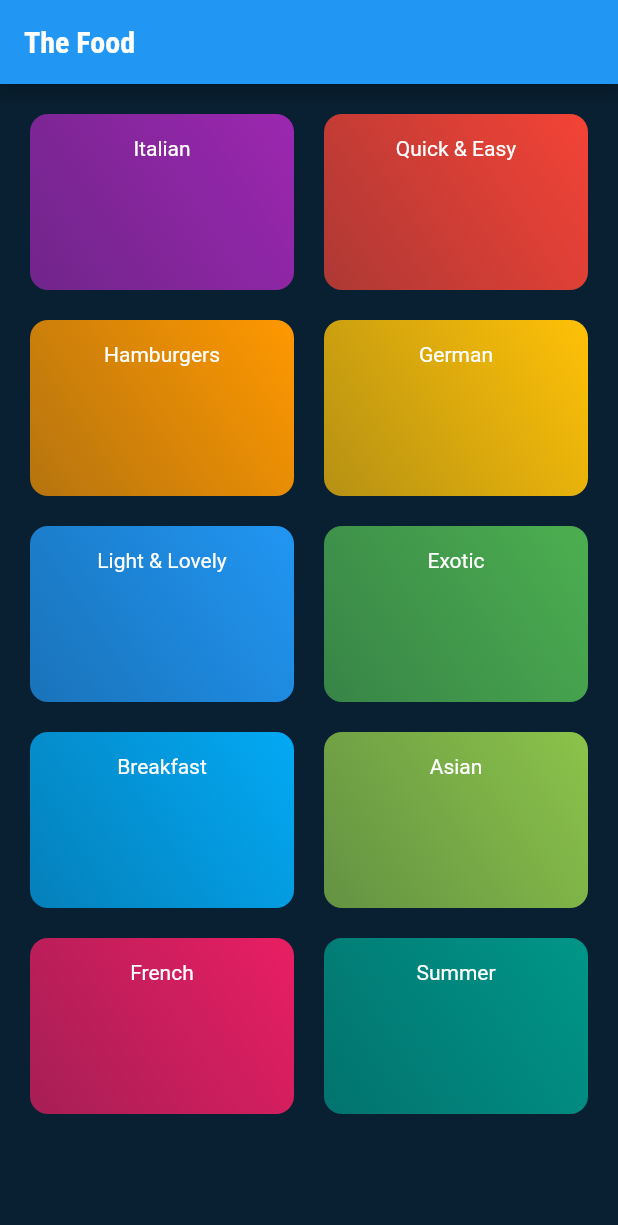
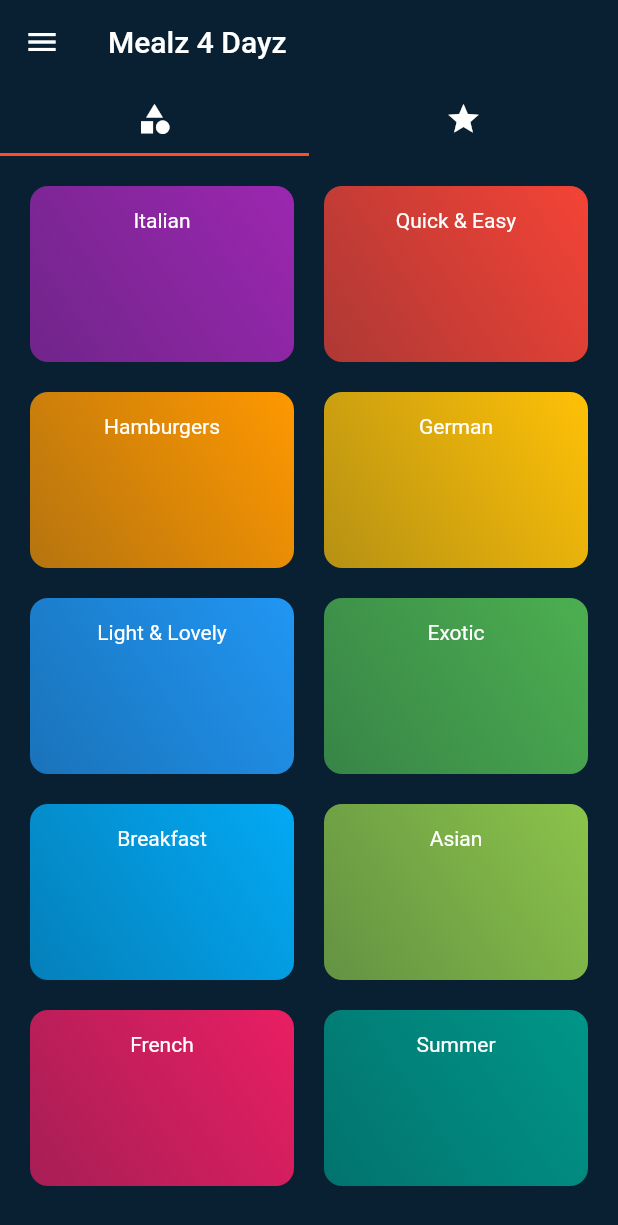
Before and after one commit to tomislavmiksik/meals-app, a Flutter app: the screen it shows after launch, on a phone screen of 412 x 824 dp. Shown: the top 1225 px of the screen. Run offline on Flutter 3.47's test engine with Material 2 defaults, Android fonts, the phone set to English and light mode, and no system bars.

Commit message:
meal detail screen finished, tabs for favourites and categories added, basic drawer added, theme adjustments

```diff
--- a/lib/main.dart
+++ b/lib/main.dart
@@ -1,19 +1,20 @@
 import 'package:flutter/material.dart';
 import 'package:flutter/services.dart';
 import 'package:meals_app/screens/meal_detail_screen.dart';
+import 'package:meals_app/screens/tabs_screen.dart';
 import 'screens/categories_screen.dart';
 import 'screens/category_meals_screen.dart';
 
 void main() {
-  // WidgetsFlutterBinding.ensureInitialized();
-  // SystemChrome.setPreferredOrientations([
-  //   DeviceOrientation.portraitUp,
-  //   DeviceOrientation.portraitDown,
-  // ]);
+  WidgetsFlutterBinding.ensureInitialized();
+  SystemChrome.setPreferredOrientations([
+    DeviceOrientation.portraitUp,
+    DeviceOrientation.portraitDown,
+  ]);
   SystemChrome.setSystemUIOverlayStyle(const SystemUiOverlayStyle(
     systemNavigationBarColor: Color(0xFF082032),
     systemStatusBarContrastEnforced: true,
-    //statusBarColor: Color(0xFF0652DD),
+    statusBarColor: Color(0xFF082032),
   ));
   runApp(MyApp());
 }
@@ -22,7 +23,7 @@ class MyApp extends StatelessWidget {
   @override
   Widget build(BuildContext context) {
     return MaterialApp(
-      title: 'DeliMeals',
+      title: 'Mealz 4 Dayz',
       //ThemeData containing styling information
       //
       //
@@ -30,13 +31,17 @@ class MyApp extends StatelessWidget {
         iconTheme: IconThemeData(
           color: Colors.white,
         ),
+        tabBarTheme: TabBarTheme(
+          labelColor: Colors.white,
+        ),
         canvasColor: const Color(0xFF082032),
-        colorScheme: ColorScheme.fromSwatch(primarySwatch: Colors.deepOrange)
-            .copyWith(secondary: Colors.deepPurple),
-        textTheme: ThemeData
-            .light()
-            .textTheme
-            .copyWith(
+        //colorScheme: ColorScheme.fromSwatch(primarySwatch: Colors.indigo).copyWith(secondary: Color(0xFFFF4C29)),
+        primaryColor: Color(0xFF2C365D),
+        appBarTheme: AppBarTheme(
+          color: Color(0xFF082032),
+          shadowColor: Colors.transparent,
+        ),
+        textTheme: ThemeData.light().textTheme.copyWith(
               bodyText1: TextStyle(color: Colors.white),
               bodyText2: TextStyle(color: Colors.white),
               headline1: const TextStyle(
@@ -44,9 +49,10 @@ class MyApp extends StatelessWidget {
                 fontWeight: FontWeight.bold,
                 fontFamily: 'RobotoCondensed',
                 color: Colors.white,
-            )),
               ),
-      home: CategoriesScreen(),
+            ),
+      ),
+      home: TabsScreen(),
       //list of all available routes which access the screens
       routes: {
         CategoryMealsScreen.routeName: (ctx) => CategoryMealsScreen(),
@@ -61,7 +67,7 @@ class MyApp extends StatelessWidget {
       //it shows a default fallback page if an unknown(non declared route is chosen)
       //
       //
-      onUnknownRoute: (settings){
+      onUnknownRoute: (settings) {
         return MaterialPageRoute(builder: (ctx) => CategoriesScreen());
       },
     );
--- a/lib/screens/categories_screen.dart
+++ b/lib/screens/categories_screen.dart
@@ -7,14 +7,7 @@ class CategoriesScreen extends StatelessWidget {
 
   @override
   Widget build(BuildContext context) {
-    return Scaffold(
-      appBar: AppBar(
-        title: Text(
-          'The Food',
-          style: Theme.of(context).textTheme.headline1,
-        ),
-      ),
-      body: GridView(
+    return GridView(
         padding: const EdgeInsets.all(20),
         gridDelegate: const SliverGridDelegateWithMaxCrossAxisExtent(
           maxCrossAxisExtent: 200,
@@ -26,7 +19,6 @@ class CategoriesScreen extends StatelessWidget {
             .map((catData) =>
                 CategoryItem(id: catData.id, title: catData.title, color: catData.color))
             .toList(),
-      ),
     );
   }
 }
--- /dev/null
+++ b/lib/screens/tabs_screen.dart
@@ -0,0 +1,94 @@
+import 'package:flutter/material.dart';
+import 'categories_screen.dart';
+import 'favourites_screen.dart';
+
+class TabsScreen extends StatefulWidget {
+  @override
+  _TabScreenState createState() => _TabScreenState();
+}
+
+class _TabScreenState extends State<TabsScreen> {
+  List<Map<String, dynamic>> pages = [
+    {'title': 'Categories', 'page': CategoriesScreen()},
+    {'title': 'Favourites', 'page': FavouritesScreen()},
+  ];
+
+  int _selectedPageIndex = 0;
+
+  void _selectPage(int index) {
+    setState(() {
+      _selectedPageIndex = index;
+    });
+  }
+
+  @override
+  Widget build(BuildContext context) {
+    //doesn't need stateful widget for top tab bar, usually used in Android apps, requires less work than the bottomNavBar
+    //
+    //
+
+    return DefaultTabController(
+      length: 2,
+      initialIndex: 0,
+      child: Scaffold(
+        drawer:Drawer(
+          child: Text('text'),
+        ),
+        appBar: AppBar(
+          title: Text('Mealz 4 Dayz'),
+          bottom: TabBar(
+            indicatorColor: Color(0xFFFF4C29),
+            tabs: [
+              Tab(
+                icon: Icon(Icons.category),
+              ),
+              Tab(
+                icon: Icon(Icons.star),
+              )
+            ],
+          ),
+        ),
+        body: TabBarView(children: [
+          CategoriesScreen(),
+          FavouritesScreen(),
+        ],),
+      ),
+    );
+
+    //second way of making a navbar using the bottomNavBar widget
+    //
+    //
+    // return Scaffold(
+    //   appBar: AppBar(
+    //     title: Text(pages[_selectedPageIndex]['title']),
+    //   ),
+    //   body: pages[_selectedPageIndex]['page'],
+    //   drawer:Drawer(
+    //     child: Text('text'),
+    //   ),
+    //   bottomNavigationBar: BottomNavigationBar(
+    //     onTap: _selectPage,
+    //     currentIndex: _selectedPageIndex,
+    //     unselectedLabelStyle: TextStyle(color: Color(0xFFFF4C29)),
+    //     selectedItemColor: Color(0xFFFF4C29),
+    //     unselectedItemColor: Colors.white,
+    //     backgroundColor: Color(0xFF082032),
+    //     type: BottomNavigationBarType.fixed,
+    //     items: const [
+    //       BottomNavigationBarItem(
+    //         icon: Icon(
+    //           Icons.category,
+    //         ),
+    //         label: 'Categories',
+    //       ),
+    //       BottomNavigationBarItem(
+    //         icon: Icon(
+    //           Icons.star,
+    //         ),
+    //         label: 'Favourites',
+    //       ),
+    //     ],
+    //   ),
+    // );
+  }
+}
--- a/lib/widgets/meal_item.dart
+++ b/lib/widgets/meal_item.dart
@@ -126,7 +126,6 @@ class MealItem extends StatelessWidget {
             ),
             //Rows containing details about the meal
             //
-            //
             Container(
               decoration: const BoxDecoration(
                 //shape: BoxShape.rectangle,
@@ -154,7 +153,6 @@ class MealItem extends StatelessWidget {
                         ),
                         //text widget containing duration info
                         //
-                        //
                         Text(
                           '$duration min',
                         ),
@@ -164,7 +162,6 @@ class MealItem extends StatelessWidget {
                       children: <Widget>[
                         //simple icon to indicate complexity
                         //
-                        //
                         Icon(
                           Icons.assignment,
                         ),
@@ -172,7 +169,6 @@ class MealItem extends StatelessWidget {
                           width: 6,
                         ),
                         //text widget containing complexity info
-                        //
                         //
                         Text(
                           complexityText,
@@ -182,7 +178,6 @@ class MealItem extends StatelessWidget {
                     Row(
                       children: <Widget>[
                         //simple icon to indicate affordability
-                        //
                         //
                         Icon(
                           Icons.price_check,
```
Also changed, not shown: lib/screens/favourites_screen.dart (added, +10 -0 lines), lib/screens/meal_detail_screen.dart (+102 -51 lines). Lines whose indentation alone changed are shown as unchanged.
